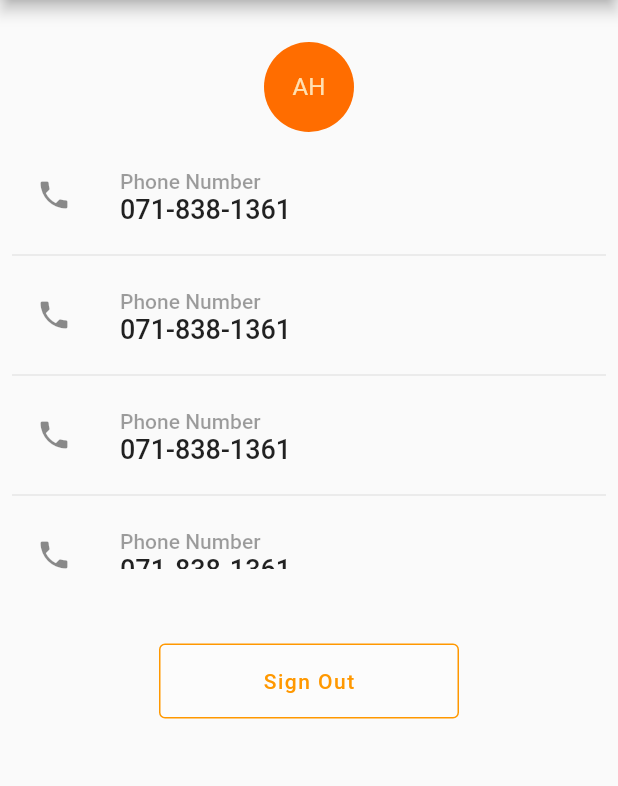
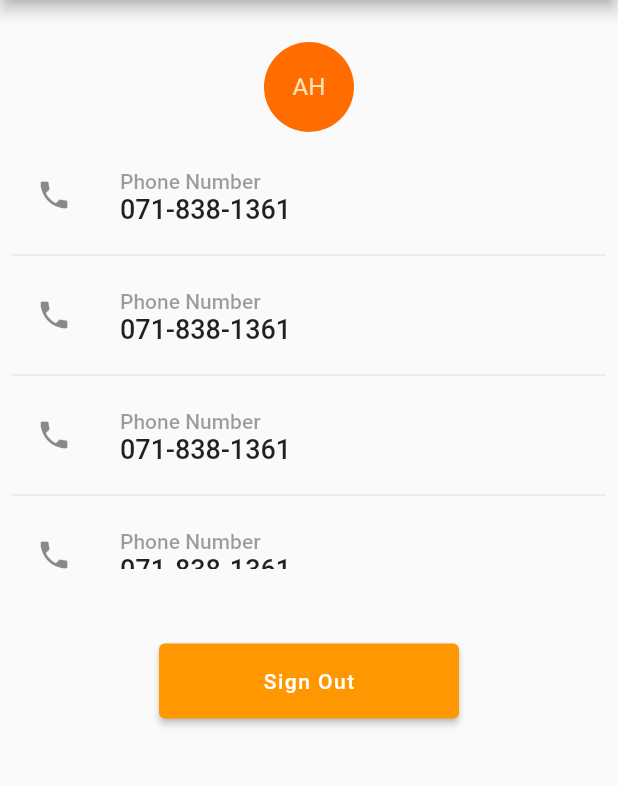
Before and after one commit to Achintha444/asgardeo_connect, a Flutter app: the screen it shows after launch, on a phone screen of 412 x 824 dp, the part 84-870 px from its top. Run offline on Flutter 3.47's test engine with Material 2 defaults, Android fonts, the light colour scheme and no system bars; our stand-ins replace flutter_secure_storage, flutter_svg; missing offline and left inert: flutter_appauth.

Commit message:
small changes

```diff
--- a/config/config.json
+++ b/config/config.json
@@ -1,8 +1,7 @@
 {
     "AuthorizationConfig": {
         "BaseOrganizationUrl": "https://api.asgardeo.io/t/flutterconnect",
-        "ClientId": "Y61LTwxkIEmYqwb6P7amO5pcTSMa",
-        "ClientSecret": "pvlASqL8uHGq2voZguJAaf7A738a",
+        "ClientId": "nk3znHSnRyyHZJfwlJOH8GBJuDoa",
         "Scopes": [
             "openid",
             "email",
--- a/lib/main.dart
+++ b/lib/main.dart
@@ -18,9 +18,7 @@ class MyApp extends StatelessWidget {
       theme: themeData,
       initialRoute: '/account',
       routes: {
-        // When navigating to the "/" route, build the FirstScreen widget.
         '/': (context) => const InitialPage(),
-        // When navigating to the "/second" route, build the SecondScreen widget.
         '/account': (context) => const AccountPage(),
       },
     );
--- a/lib/theme/theme.dart
+++ b/lib/theme/theme.dart
@@ -6,7 +6,7 @@ ThemeData themeData = ThemeData(
   elevatedButtonTheme: ElevatedButtonThemeData(
     style: ButtonStyle(
       backgroundColor: MaterialStateProperty.all<Color>(Colors.orange),
-      foregroundColor: MaterialStateProperty.all<Color>(Colors.black87),
+      foregroundColor: MaterialStateProperty.all<Color>( Colors.white),
       textStyle: MaterialStateProperty.all<TextStyle>(
         const TextStyle(
           fontSize: 14,
--- a/lib/ui/account_page/page/account_page.dart
+++ b/lib/ui/account_page/page/account_page.dart
@@ -1,6 +1,10 @@
+import 'package:asgardeo_connect/ui/account_page/widgets/profile_picture.dart';
 import "package:asgardeo_connect/util/ui_util.dart";
 import "package:flutter/material.dart";
 import "package:flutter_svg/svg.dart";
+
+import '../../common/action_button.dart';
+import '../widgets/profile_parameter.dart';
 
 class AccountPage extends StatelessWidget {
   const AccountPage({super.key});
@@ -30,63 +34,21 @@ class AccountPage extends StatelessWidget {
               crossAxisAlignment: CrossAxisAlignment.center,
               mainAxisAlignment: MainAxisAlignment.center,
               children: [
-                SizedBox(height: 20),
-                CircleAvatar(
-                  backgroundColor: Colors.orangeAccent.shade700,
-                  child: const Text('AH'),
-                  maxRadius: 30,
-                ),
-                SizedBox(height: 10),
+                const SizedBox(height: 20),
+                ProfilePicture(),
+                const SizedBox(height: 10),
                 Expanded(
                   child: ListView.separated(
                     separatorBuilder: (BuildContext context, int index) =>
                         const Divider(),
                     itemCount: 4,
-                    itemBuilder: (context, index) => ListTile(
-                      leading: Container(
-                        height: double.infinity,
-                        child: Icon(Icons.phone),
-                      ),
-                      dense: true,
-                      title: Text(
-                        "Phone Number",
-                        style: TextStyle(
-                            fontSize: 14,
-                            fontWeight: FontWeight.w500,
-                            color: Colors.black38),
-                      ),
-                      subtitle: Text(
-                        "071-838-1361",
-                        style: TextStyle(
-                          fontSize: 18,
-                          fontWeight: FontWeight.w500,
-                          color: Colors.black87,
-                        ),
-                      ),
-                      style: ListTileStyle.list,
-                    ),
+                    itemBuilder: (context, index) => ProfileParameter(),
                   ),
                 ),
-                SizedBox(height: 50),
-                SizedBox(
-                  width: 200,
-                  height: 50,
-                  child: ElevatedButton(
-                    onPressed: null,
-                    style: ButtonStyle(
-                      backgroundColor:
-                          MaterialStateProperty.all<Color>(Colors.white38),
-                      foregroundColor:
-                          MaterialStateProperty.all<Color>(Colors.orange),
-                      side: MaterialStateProperty.all<BorderSide>(
-                        const BorderSide(
-                            width: 1, // the thickness
-                            color: Colors.orange // the color of the border
-                            ),
-                      ),
-                    ),
-                    child: const Text("Sign Out"),
-                  ),
+                const SizedBox(height: 50),
+                ActionButton(
+                  buttonText: "Sign Out",
+                  onPressed: () => {print("object")}
                 ),
                 const Spacer(),
               ],
--- /dev/null
+++ b/lib/ui/account_page/widgets/profile_parameter.dart
@@ -0,0 +1,35 @@
+import 'package:flutter/material.dart';
+
+class ProfileParameter extends StatelessWidget {
+   final String? parameter;
+   final String? value;
+   final IconData? icon;
+
+  const ProfileParameter({Key? key, this.parameter, this.value, this.icon})
+      : super(key: key);
+
+  @override
+  Widget build(BuildContext context) {
+    return ListTile(
+      leading: Container(
+        height: double.infinity,
+        child: Icon(Icons.phone),
+      ),
+      dense: true,
+      title: Text(
+        "Phone Number",
+        style: TextStyle(
+            fontSize: 14, fontWeight: FontWeight.w500, color: Colors.black38),
+      ),
+      subtitle: Text(
+        "071-838-1361",
+        style: TextStyle(
+          fontSize: 18,
+          fontWeight: FontWeight.w500,
+          color: Colors.black87,
+        ),
+      ),
+      style: ListTileStyle.list,
+    );
+  }
+}
--- /dev/null
+++ b/lib/ui/account_page/widgets/profile_picture.dart
@@ -0,0 +1,20 @@
+import 'package:flutter/material.dart';
+
+class ProfilePicture extends StatelessWidget {
+
+  final String? letter;
+
+  const ProfilePicture({
+    Key? key,
+    this.letter
+  }) : super(key: key);
+
+  @override
+  Widget build(BuildContext context) {
+    return CircleAvatar(
+      backgroundColor: Colors.orangeAccent.shade700,
+      child: const Text('AH'),
+      maxRadius: 30,
+    );
+  }
+}
--- /dev/null
+++ b/lib/ui/common/action_button.dart
@@ -0,0 +1,28 @@
+import 'package:flutter/material.dart';
+
+class ActionButton extends StatelessWidget {
+
+  final String buttonText;
+  final ButtonStyle? buttonStyle;
+  final void Function() onPressed;
+
+  const ActionButton({
+    Key? key,
+    required this.buttonText,
+    required this.onPressed,
+    this.buttonStyle,
+  }) : super(key: key);
+
+  @override
+  Widget build(BuildContext context) {
+    return SizedBox(
+      width: 200,
+      height: 50,
+      child: ElevatedButton(
+        onPressed: onPressed,
+        style: buttonStyle,
+        child: Text(buttonText),
+      ),
+    );
+  }
+}
--- a/lib/ui/initial_page/page/initial_page.dart
+++ b/lib/ui/initial_page/page/initial_page.dart
@@ -1,5 +1,5 @@
 import 'package:asgardeo_connect/controller/login_controller/login_controller.dart';
-import 'package:asgardeo_connect/controller/user_details_controller/user_details_controller.dart';
+import 'package:asgardeo_connect/ui/common/action_button.dart';
 import "package:asgardeo_connect/util/strings.dart";
 import "package:asgardeo_connect/util/ui_util.dart";
 import "package:flutter/material.dart";
@@ -43,16 +43,12 @@ class InitialPage extends StatelessWidget {
                     initialPageMessage,
                   ),
                   const Spacer(),
-                  SizedBox(
-                    width: 200,
-                    height: 50,
-                    child: ElevatedButton(
-                      onPressed: () async{
-                        await LoginController.loginAction();
-                        //Navigator.pushReplacementNamed(context, '/account');
-                      },
-                      child: const Text("Sign In"),
-                    ),
+                  ActionButton(
+                    buttonText: "Sign In",
+                    onPressed: () async {
+                      await LoginController.loginAction();
+                      //Navigator.pushReplacementNamed(context, '/account');
+                    },
                   ),
                   const Spacer(),
                 ],
--- a/lib/util/strings.dart
+++ b/lib/util/strings.dart
@@ -1 +1,8 @@
+// Initial Page
 const String initialPageMessage = "Asgardeo Connect Example";
+
+// Account Page
+const String accountPageTitle = "Account";
+const String userNameParameterText = "Username";
+const String emailParameterText = "Email";
+const String phoneNumberParameterText = "Phone-Number";
```
